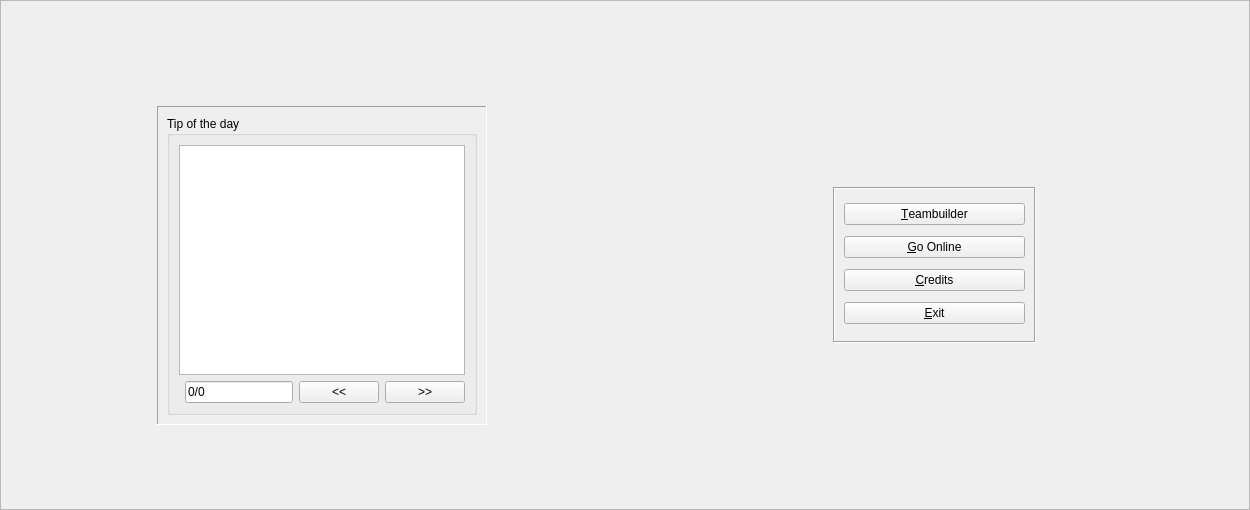
This is src/Teambuilder/menu.ui in po-devs/pokemon-online as Qt 5 draws it before an edit. The edited form follows.
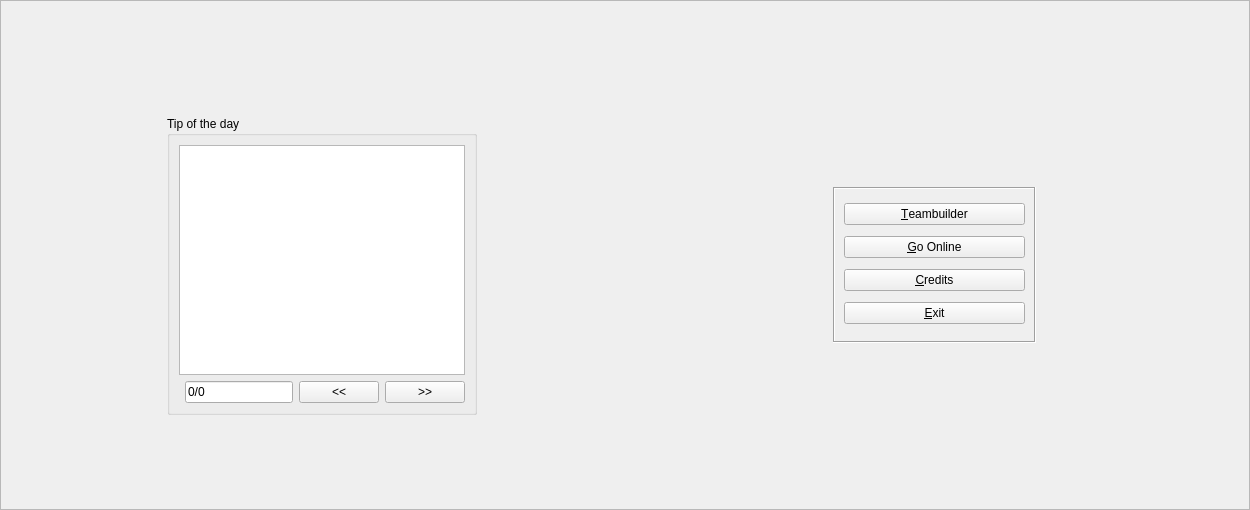
This is the edited form.

Commit message: Removed sunken frame shape for tip of the day

What changed in the file:
```diff
--- a/src/Teambuilder/menu.ui
+++ b/src/Teambuilder/menu.ui
@@ -180,12 +180,6 @@
      </item>
      <item row="1" column="1">
       <widget class="QStackedWidget" name="stackedWidget">
-       <property name="frameShape">
-        <enum>QFrame::Panel</enum>
-       </property>
-       <property name="frameShadow">
-        <enum>QFrame::Sunken</enum>
-       </property>
        <property name="currentIndex">
         <number>1</number>
        </property>
```
